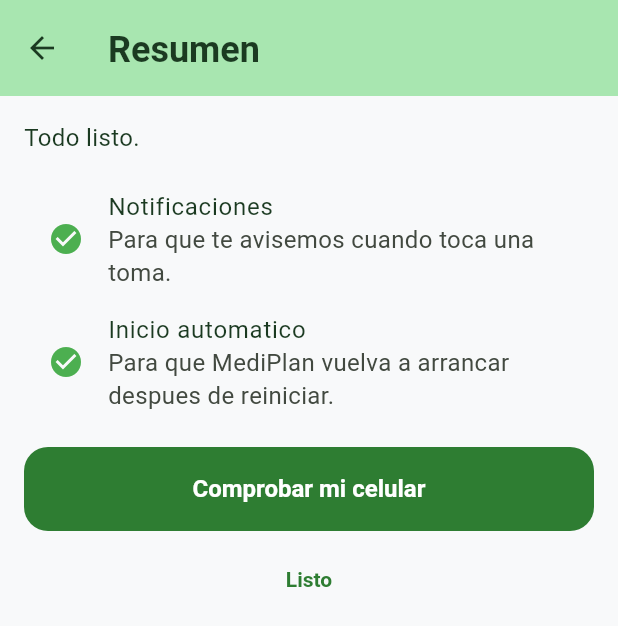
After one commit to Steven00003/mediplan, a Flutter app: the AsistentePermisosPacienteScreen screen opened directly, after a tap on "Permitir", after a tap on "Ahora no", on a phone screen of 412 x 824 dp. The commit adds this screen. Shown: the top 626 px of the screen. Run offline on Flutter 3.47's test engine with Material 3 defaults, Android fonts, the phone set to English and light mode, and no system bars; our stand-ins replace cloud_firestore, firebase_auth, firebase_core, firebase_messaging, flutter_local_notifications, flutter_timezone and 6 more; missing offline and left inert: ambient_light, screen_brightness; accounts and stored records are empty; network calls fail.

Commit message:
Asistente de permisos, compatibilidad Android y matriz de versiones

```diff
--- /dev/null
+++ b/lib/screens/paciente/asistente_permisos_paciente_screen.dart
@@ -0,0 +1,273 @@
+import 'package:flutter/material.dart';
+
+import '../../services/notificaciones_service.dart';
+import '../../theme/app_colors.dart';
+import '../../theme/app_tokens.dart';
+import '../../utils/pasos_permisos_paciente.dart';
+import 'comprobar_celular_screen.dart';
+
+typedef SolicitarPermisoPaso = Future<bool?> Function(PasoPermisoPaciente paso);
+typedef ComprobarPermisoPaso = Future<bool?> Function(PasoPermisoPaciente paso);
+typedef AbrirAjustesApp = Future<void> Function();
+
+class AsistentePermisosPacienteScreen extends StatefulWidget {
+  final int? sdkInt;
+  final String? fabricante;
+  final SolicitarPermisoPaso? solicitar;
+  final ComprobarPermisoPaso? comprobar;
+  final AbrirAjustesApp? abrirAjustes;
+
+  const AsistentePermisosPacienteScreen({
+    super.key,
+    this.sdkInt,
+    this.fabricante,
+    this.solicitar,
+    this.comprobar,
+    this.abrirAjustes,
+  });
+
+  @override
+  State<AsistentePermisosPacienteScreen> createState() =>
+      _AsistentePermisosPacienteScreenState();
+}
+
+class _AsistentePermisosPacienteScreenState
+    extends State<AsistentePermisosPacienteScreen>
+    with WidgetsBindingObserver {
+  late final List<PasoPermisoPaciente> _pasos = pasosAplicables(widget.sdkInt);
+  int _indice = 0;
+  final Map<PasoPermisoPaciente, bool?> _concedidos = {};
+  bool _ocupado = false;
+  bool _mostrarResumen = false;
+
+  SolicitarPermisoPaso get _solicitar =>
+      widget.solicitar ??
+      ((PasoPermisoPaciente paso) async {
+        await _solicitarReal(paso);
+        return null;
+      });
+  ComprobarPermisoPaso get _comprobar => widget.comprobar ?? _comprobarReal;
+  AbrirAjustesApp get _abrirAjustes => widget.abrirAjustes ?? _abrirAjustesReal;
+
+  @override
+  void initState() {
+    super.initState();
+    WidgetsBinding.instance.addObserver(this);
+    _comprobarPasoActual();
+  }
+
+  @override
+  void dispose() {
+    WidgetsBinding.instance.removeObserver(this);
+    super.dispose();
+  }
+
+  @override
+  void didChangeAppLifecycleState(AppLifecycleState state) {
+    if (state == AppLifecycleState.resumed) _comprobarPasoActual();
+  }
+
+  Future<void> _solicitarReal(PasoPermisoPaciente paso) async {
+    final n = NotificacionesService();
+    switch (paso) {
+      case PasoPermisoPaciente.notificaciones:
+        await n.pedirPermiso();
+        return;
+      case PasoPermisoPaciente.alarmasExactas:
+        await n.solicitarPermisoAlarmasExactas();
+        return;
+      case PasoPermisoPaciente.pantallaCompleta:
+        await n.solicitarPermisoPantallaCompleta();
+        return;
+      case PasoPermisoPaciente.bateria:
+        await n.abrirAjustesBateria();
+        return;
+      case PasoPermisoPaciente.inicioAutomatico:
+        await n.abrirDetallesApp();
+        return;
+    }
+  }
+
+  Future<bool?> _comprobarReal(PasoPermisoPaciente paso) async {
+    final n = NotificacionesService();
+    switch (paso) {
+      case PasoPermisoPaciente.notificaciones:
+        return n.notificacionesHabilitadas();
+      case PasoPermisoPaciente.alarmasExactas:
+        if ((widget.sdkInt ?? 0) < 31) return true;
+        return n.puedeProgramarAlarmasExactas();
+      case PasoPermisoPaciente.pantallaCompleta:
+        if ((widget.sdkInt ?? 0) < 34) return true;
+        return n.puedeUsarPantallaCompleta();
+      case PasoPermisoPaciente.bateria:
+        final energia = await n.estadoEnergia();
+        return energia?['ignoringBatteryOptimizations'] as bool?;
+      case PasoPermisoPaciente.inicioAutomatico:
+        return true;
+    }
+  }
+
+  Future<void> _abrirAjustesReal() async {
+    await NotificacionesService().abrirDetallesApp();
+  }
+
+  Future<void> _comprobarPasoActual() async {
+    if (_mostrarResumen || _pasos.isEmpty || _indice >= _pasos.length) return;
+    final paso = _pasos[_indice];
+    final valor = await _comprobar(paso);
+    if (!mounted) return;
+    setState(() => _concedidos[paso] = valor);
+  }
+
+  Future<void> _permitir() async {
+    if (_ocupado || _pasos.isEmpty || _indice >= _pasos.length) return;
+    setState(() => _ocupado = true);
+    final paso = _pasos[_indice];
+    try {
+      await _solicitar(paso);
+      await _comprobarPasoActual();
+      final concedido = _concedidos[paso] == true;
+      if (concedido && mounted) {
+        await Future<void>.delayed(const Duration(milliseconds: 250));
+        if (mounted) _siguiente();
+      }
+    } finally {
+      if (mounted) setState(() => _ocupado = false);
+    }
+  }
+
+  void _ahoraNo() => _siguiente();
+
+  void _siguiente() {
+    if (_indice + 1 >= _pasos.length) {
+      setState(() => _mostrarResumen = true);
+    } else {
+      setState(() => _indice++);
+      _comprobarPasoActual();
+    }
+  }
+
+  Future<void> _abrirAjustesYComprobar() async {
+    await _abrirAjustes();
+    await _comprobarPasoActual();
+  }
+
+  @override
+  Widget build(BuildContext context) {
+    if (_pasos.isEmpty) {
+      return Scaffold(
+        appBar: AppBar(title: const Text('Permisos')),
+        body: const Center(child: Text('Tu Android no necesita pasos extra.')),
+      );
+    }
+
+    if (_mostrarResumen) return _buildResumen();
+
+    final paso = _pasos[_indice];
+    final concedido = _concedidos[paso];
+
+    return Scaffold(
+      appBar: AppBar(
+        title: Text('Paso ${_indice + 1} de ${_pasos.length}'),
+        automaticallyImplyLeading: false,
+      ),
+      body: SafeArea(
+        child: SingleChildScrollView(
+          padding: const EdgeInsets.all(AppSpacing.sm),
+          child: Column(
+            crossAxisAlignment: CrossAxisAlignment.stretch,
+            children: [
+              Text(
+                paso.titulo,
+                style: AppType.title.copyWith(color: AppColors.onGreen),
+              ),
+              const SizedBox(height: AppSpacing.xs),
+              Text(paso.explicacion),
+              const SizedBox(height: AppSpacing.sm),
+              if (concedido == true)
+                const Text('Listo: ya esta concedido.')
+              else if (concedido == false)
+                const Text(
+                  'Android ya no muestra el dialogo. Abre los ajustes de la app '
+                  'para concederlo manualmente.',
+                ),
+              const SizedBox(height: AppSpacing.sm),
+              ElevatedButton(
+                onPressed: _ocupado ? null : _permitir,
+                child: Text(_ocupado ? 'Abriendo...' : 'Permitir'),
+              ),
+              if (concedido == false) ...[
+                const SizedBox(height: AppSpacing.xs),
+                TextButton(
+                  onPressed: _ocupado ? null : _abrirAjustesYComprobar,
+                  child: const Text('Abrir ajustes'),
+                ),
+              ],
+              const SizedBox(height: AppSpacing.xs),
+              TextButton(
+                onPressed: _ocupado ? null : _ahoraNo,
+                child: const Text('Ahora no'),
+              ),
+            ],
+          ),
+        ),
+      ),
+    );
+  }
+
+  Widget _buildResumen() {
+    final estados = _pasos
+        .map((p) => estadoDePaso(p, widget.sdkInt, _concedidos[p]))
+        .toList();
+    final resumen = resumenPasos(estados);
+
+    return Scaffold(
+      appBar: AppBar(title: const Text('Resumen')),
+      body: SafeArea(
+        child: SingleChildScrollView(
+          padding: const EdgeInsets.all(AppSpacing.sm),
+          child: Column(
+            crossAxisAlignment: CrossAxisAlignment.stretch,
+            children: [
+              Text(
+                resumen.todoListo
+                    ? 'Todo listo.'
+                    : 'Quedan ${resumen.pendientes} pasos pendientes.',
+              ),
+              const SizedBox(height: AppSpacing.sm),
+              for (final paso in _pasos)
+                ListTile(
+                  leading: Icon(
+                    _concedidos[paso] == true
+                        ? Icons.check_circle
+                        : Icons.cancel,
+                    color: _concedidos[paso] == true
+                        ? AppColors.accent
+                        : AppColors.warning,
+                  ),
+                  title: Text(paso.titulo),
+                  subtitle: Text(paso.explicacion),
+                ),
+              const SizedBox(height: AppSpacing.sm),
+              ElevatedButton(
+                onPressed: () {
+                  Navigator.of(context).push(
+                    MaterialPageRoute(
+                      builder: (_) => const ComprobarCelularScreen(),
+                    ),
+                  );
+                },
+                child: const Text('Comprobar mi celular'),
+              ),
+              const SizedBox(height: AppSpacing.xs),
+              TextButton(
+                onPressed: () => Navigator.of(context).pop(),
+                child: const Text('Listo'),
+              ),
+            ],
+          ),
+        ),
+      ),
+    );
+  }
+}
--- /dev/null
+++ b/lib/utils/pasos_permisos_paciente.dart
@@ -0,0 +1,91 @@
+/// Asistente de permisos del paciente: pasos que aplican segun Android.
+library;
+
+enum PasoPermisoPaciente {
+  notificaciones,
+  alarmasExactas,
+  pantallaCompleta,
+  bateria,
+  inicioAutomatico,
+}
+
+extension PasoPermisoPacienteTexto on PasoPermisoPaciente {
+  String get titulo => switch (this) {
+    PasoPermisoPaciente.notificaciones => 'Notificaciones',
+    PasoPermisoPaciente.alarmasExactas => 'Alarmas exactas',
+    PasoPermisoPaciente.pantallaCompleta => 'Pantalla completa',
+    PasoPermisoPaciente.bateria => 'Bateria',
+    PasoPermisoPaciente.inicioAutomatico => 'Inicio automatico',
+  };
+
+  String get explicacion => switch (this) {
+    PasoPermisoPaciente.notificaciones =>
+      'Para que te avisemos cuando toca una toma.',
+    PasoPermisoPaciente.alarmasExactas =>
+      'Para que la alarma suene a la hora exacta que programaste.',
+    PasoPermisoPaciente.pantallaCompleta =>
+      'Para que la alarma se abra aunque el telefono este bloqueado.',
+    PasoPermisoPaciente.bateria =>
+      'Para que Android no retrase tus alarmas al ahorrar bateria.',
+    PasoPermisoPaciente.inicioAutomatico =>
+      'Para que MediPlan vuelva a arrancar despues de reiniciar.',
+  };
+}
+
+bool pasoAplica(PasoPermisoPaciente paso, int? sdkInt) {
+  return switch (paso) {
+    PasoPermisoPaciente.notificaciones => true,
+    PasoPermisoPaciente.alarmasExactas => sdkInt != null && sdkInt >= 31,
+    PasoPermisoPaciente.pantallaCompleta => sdkInt != null && sdkInt >= 34,
+    PasoPermisoPaciente.bateria => sdkInt != null && sdkInt >= 23,
+    PasoPermisoPaciente.inicioAutomatico => true,
+  };
+}
+
+List<PasoPermisoPaciente> pasosAplicables(int? sdkInt) {
+  return PasoPermisoPaciente.values
+      .where((paso) => pasoAplica(paso, sdkInt))
+      .toList(growable: false);
+}
+
+enum EstadoPasoPermiso { concedido, pendiente, noAplica }
+
+EstadoPasoPermiso estadoDePaso(
+  PasoPermisoPaciente paso,
+  int? sdkInt,
+  bool? concedido,
+) {
+  if (!pasoAplica(paso, sdkInt)) return EstadoPasoPermiso.noAplica;
+  return concedido == true
+      ? EstadoPasoPermiso.concedido
+      : EstadoPasoPermiso.pendiente;
+}
+
+class ResumenPermisos {
+  final int listos;
+  final int pendientes;
+  final int total;
+
+  const ResumenPermisos({
+    required this.listos,
+    required this.pendientes,
+    required this.total,
+  });
+
+  bool get todoListo => total > 0 && pendientes == 0;
+}
+
+ResumenPermisos resumenPasos(List<EstadoPasoPermiso> estados) {
+  final aplicables = estados
+      .where((e) => e != EstadoPasoPermiso.noAplica)
+      .toList();
+  final listos = aplicables
+      .where((e) => e == EstadoPasoPermiso.concedido)
+      .length;
+  final pendientes = aplicables.length - listos;
+  return ResumenPermisos(
+    listos: listos,
+    pendientes: pendientes,
+    total: aplicables.length,
+  );
+}
```
Also changed, not shown: lib/screens/doctor/dashboard_screen.dart (+33 -0 lines), lib/screens/paciente/medicamentos_proximos_screen.dart (+79 -27 lines), 3 other files.
